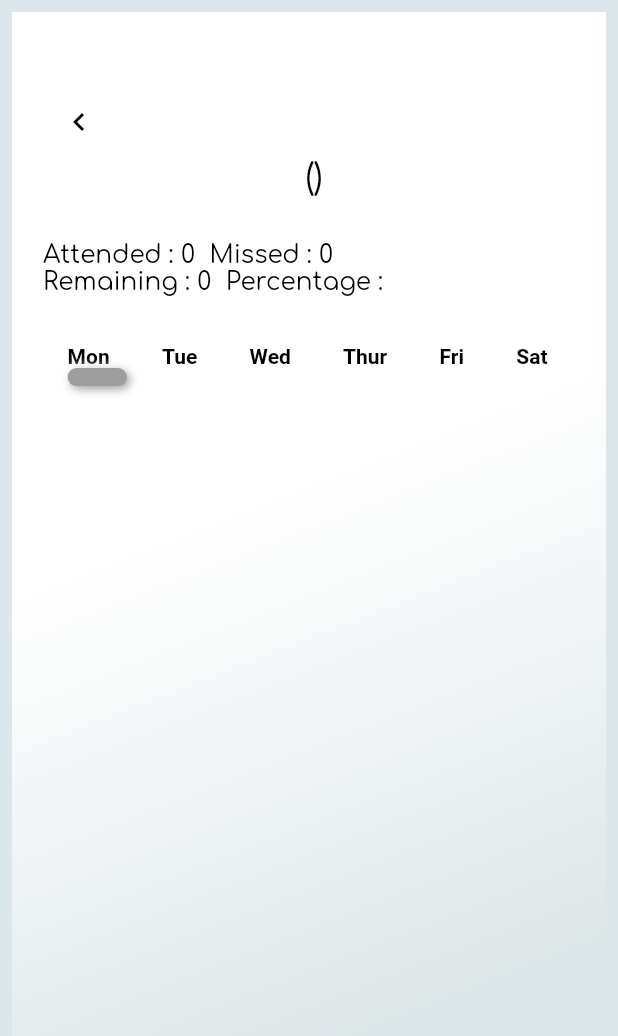
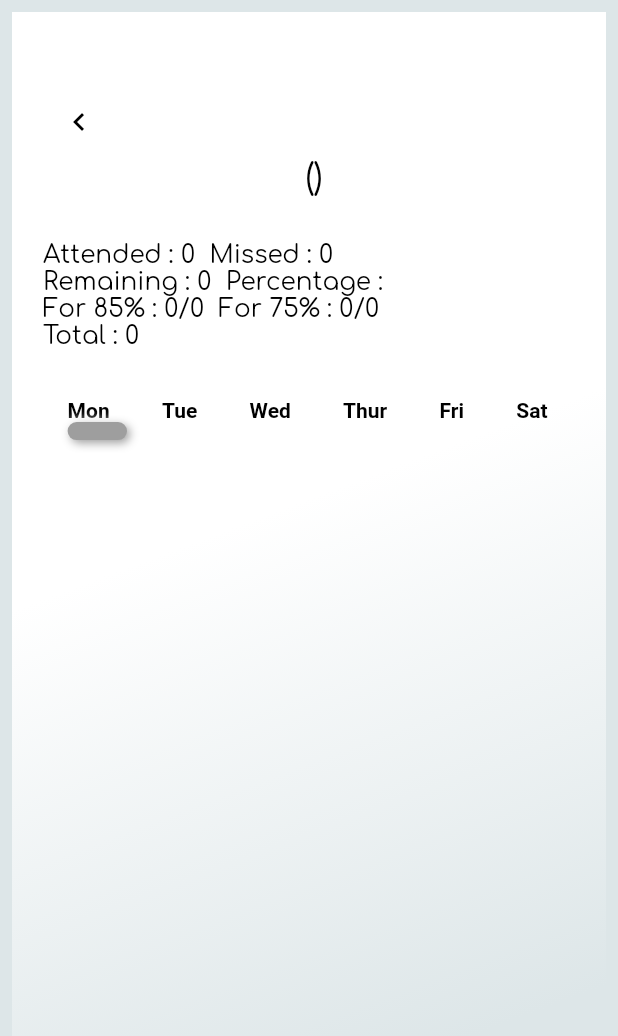
Before and after one commit to nandanhere/officialConnect, a Flutter app: the AttendanceDetails screen opened directly with empty values, on a phone screen of 412 x 824 dp. Shown: the top 1036 px of the screen. Run offline on Flutter 3.47's test engine with Material 2 defaults, Android fonts, the light colour scheme and no system bars; drawn by our look-alikes of auto_size_text, flutter_neumorphic; our stand-ins replace cached_network_image, flutter_spinkit, font_awesome_flutter, shared_preferences, syncfusion_flutter_charts, syncfusion_flutter_datepicker; missing offline and left inert: syncfusion_flutter_core; accounts and stored records are empty.

Commit message:
Added "How many classes u can miss "

```diff
--- a/lib/Screens/AttendanceDetails.dart
+++ b/lib/Screens/AttendanceDetails.dart
@@ -1,6 +1,7 @@
 import 'package:auto_size_text/auto_size_text.dart';
 import 'package:flutter/material.dart';
 import 'package:flutter_neumorphic/flutter_neumorphic.dart';
+import 'package:http/retry.dart';
 import 'package:official_connect/Classes/Attendance.dart';
 import 'package:official_connect/Providers/sisdata.dart';
 import 'package:official_connect/Widgets/attendanceGrid.dart';
@@ -21,6 +22,20 @@ class AttendanceDetails extends StatelessWidget {
     final height = size.height;
     final textStyle = CustomTheme.textStyle(context);
     final linearGradient = CustomTheme.linearGradient(context);
+    var totalClasses = attendanceDetails.present +
+        attendanceDetails.absent +
+        attendanceDetails.remaining;
+    String howManyYouCanMiss(int per) {
+      double p85 = (totalClasses * 0.85);
+      double p75 = (totalClasses * 0.75);
+      if (per == 85) {
+        return "${p85.toInt()}";
+      } else if (per == 75) {
+        return "${p75.toInt()}";
+      } else {
+        return "N/A";
+      }
+    }
 
     return Scaffold(
       backgroundColor:
@@ -93,6 +108,31 @@ class AttendanceDetails extends StatelessWidget {
                     ],
                   ),
                 ),
+                Center(
+                  child: Row(
+                    children: [
+                      AutoSizeText(
+                        "For 85% : ${howManyYouCanMiss(85)}/$totalClasses  ",
+                        style: textStyle,
+
+                      ),
+                      AutoSizeText(
+                        "For 75% : ${howManyYouCanMiss(75)}/$totalClasses",
+                        style: textStyle,
+
+                      ),
+                    ],
+                  ),
+                ),
+                 Align(
+                   alignment: Alignment.topLeft,
+                   child: AutoSizeText(
+                      "Total : $totalClasses ",
+                      style: textStyle,
+                      textAlign: TextAlign.left,
+                    ),
+                 ),
+
                 AttendanceGrid(attendance: attendanceDetails)
               ],
             ),
--- a/lib/Widgets/AttendanceGrid.dart
+++ b/lib/Widgets/AttendanceGrid.dart
@@ -188,6 +188,7 @@ class AttendanceGrid extends StatelessWidget {
           child: Neumorphic(
             // day is a list in which each element is [colornumber, date, time]
             style: NeumorphicStyle(
+
               color: getColor(day[0]),
               disableDepth: true,
             ),
@@ -198,7 +199,7 @@ class AttendanceGrid extends StatelessWidget {
     Widget buildGridView() => GridView.builder(
           gridDelegate: const SliverGridDelegateWithFixedCrossAxisCount(
             crossAxisCount: 7,
-            mainAxisSpacing: 20,
+            mainAxisSpacing: 22.5,
             crossAxisSpacing: 17,
             mainAxisExtent: 12,
           ),
```
